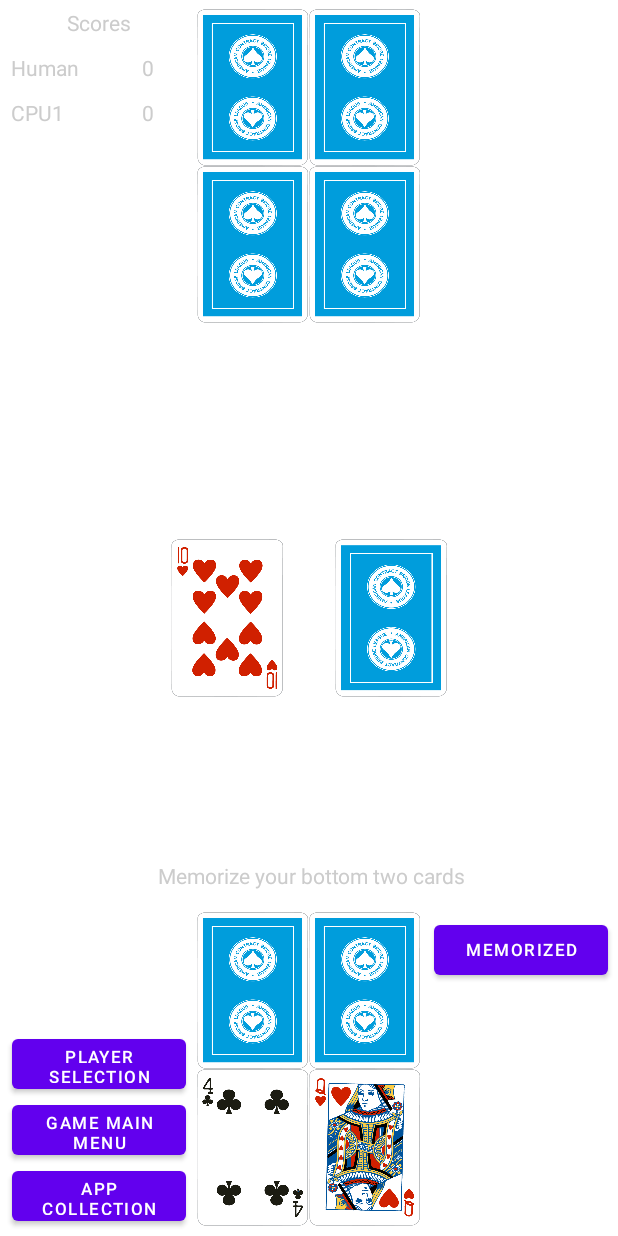
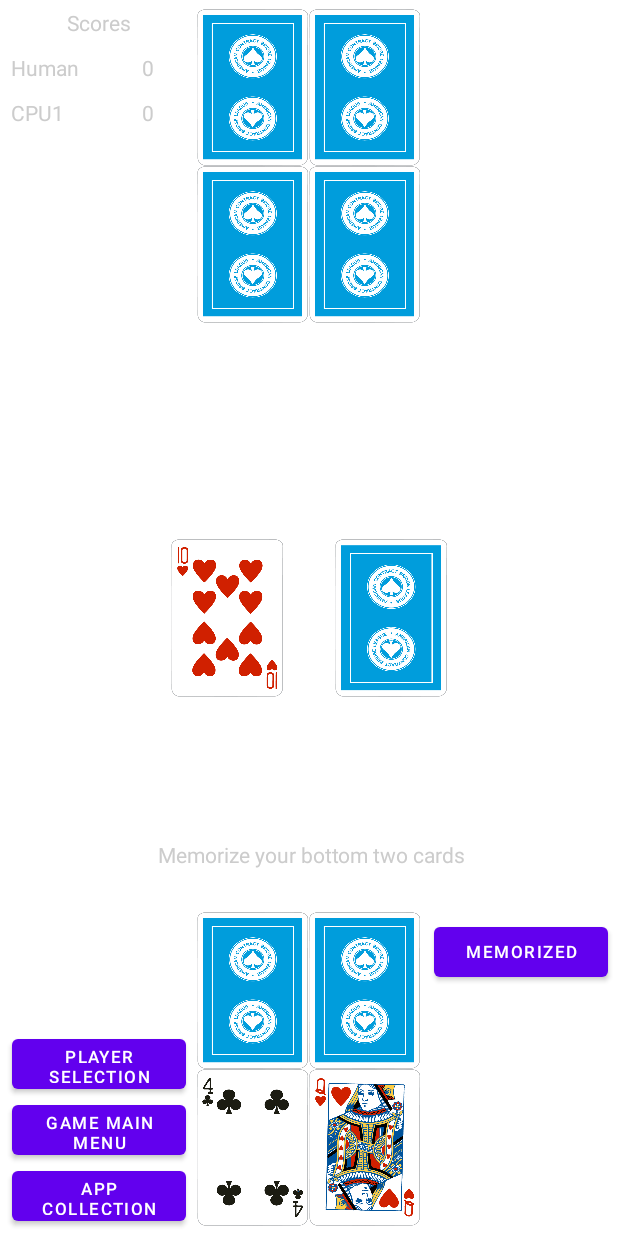
Before and after one commit to RSXEnthusiast/CardGameSuite, an Android app: the screen it shows after launch (Fives), after a tap on "ONE", on a phone screen of 412 x 824 dp. Run offline under Robolectric (Android 15) with nearby library versions, the phone set to English and light mode, and no system bars.

Commit message:
Increased size of instruction text box
In case of many losers.

```diff
--- a/CardGameSuiteApp/app/src/main/res/layout/five_players.xml
+++ b/CardGameSuiteApp/app/src/main/res/layout/five_players.xml
@@ -146,7 +146,7 @@
     <TextView
         android:id="@+id/instruction"
         android:layout_width="400dp"
-        android:layout_height="30dp"
+        android:layout_height="60dp"
         android:gravity="center"
         app:layout_constraintBottom_toTopOf="@id/player1"
         app:layout_constraintEnd_toEndOf="parent"
--- a/CardGameSuiteApp/app/src/main/res/layout/four_players.xml
+++ b/CardGameSuiteApp/app/src/main/res/layout/four_players.xml
@@ -134,7 +134,7 @@
     <TextView
         android:id="@+id/instruction"
         android:layout_width="400dp"
-        android:layout_height="30dp"
+        android:layout_height="60dp"
         android:gravity="center"
         app:layout_constraintBottom_toTopOf="@id/player1"
         app:layout_constraintEnd_toEndOf="parent"
--- a/CardGameSuiteApp/app/src/main/res/layout/three_players.xml
+++ b/CardGameSuiteApp/app/src/main/res/layout/three_players.xml
@@ -121,7 +121,7 @@
     <TextView
         android:id="@+id/instruction"
         android:layout_width="400dp"
-        android:layout_height="30dp"
+        android:layout_height="60dp"
         android:gravity="center"
         app:layout_constraintBottom_toTopOf="@id/player1"
         app:layout_constraintEnd_toEndOf="parent"
--- a/CardGameSuiteApp/app/src/main/res/layout/two_players.xml
+++ b/CardGameSuiteApp/app/src/main/res/layout/two_players.xml
@@ -110,7 +110,7 @@
     <TextView
         android:id="@+id/instruction"
         android:layout_width="400dp"
-        android:layout_height="30dp"
+        android:layout_height="60dp"
         android:gravity="center"
         app:layout_constraintBottom_toTopOf="@id/player1"
         app:layout_constraintEnd_toEndOf="parent"
```
